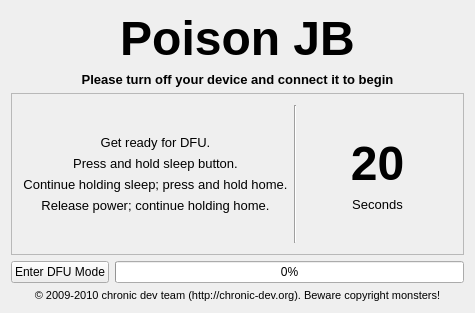
This is interface/linux/PoisonJB/poisonmain.ui in Chronic-Dev/poison-jb as Qt 5 draws it before an edit. The edited form follows.
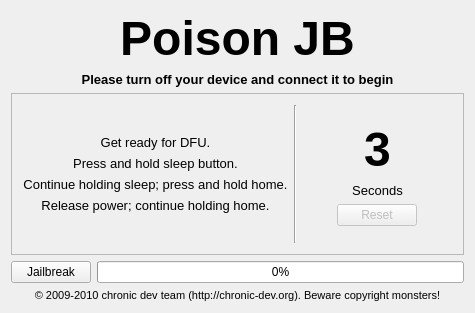
This is the edited form.

Diff of the .ui file:
```diff
--- a/interface/linux/PoisonJB/poisonmain.ui
+++ b/interface/linux/PoisonJB/poisonmain.ui
@@ -172,7 +172,10 @@
 &lt;html&gt;&lt;head&gt;&lt;meta name=&quot;qrichtext&quot; content=&quot;1&quot; /&gt;&lt;style type=&quot;text/css&quot;&gt;
 p, li { white-space: pre-wrap; }
 &lt;/style&gt;&lt;/head&gt;&lt;body style=&quot; font-family:'Sans Serif'; font-size:9pt; font-weight:400; font-style:normal;&quot;&gt;
-&lt;p align=&quot;center&quot; style=&quot; margin-top:0px; margin-bottom:0px; margin-left:0px; margin-right:0px; -qt-block-indent:0; text-indent:0px;&quot;&gt;&lt;span style=&quot; font-size:36pt; font-weight:600;&quot;&gt;20&lt;/span&gt;&lt;/p&gt;&lt;/body&gt;&lt;/html&gt;</string>
+&lt;p align=&quot;center&quot; style=&quot; margin-top:0px; margin-bottom:0px; margin-left:0px; margin-right:0px; -qt-block-indent:0; text-indent:0px;&quot;&gt;&lt;span style=&quot; font-size:36pt; font-weight:600;&quot;&gt;3&lt;/span&gt;&lt;/p&gt;&lt;/body&gt;&lt;/html&gt;</string>
+             </property>
+             <property name="alignment">
+              <set>Qt::AlignCenter</set>
              </property>
             </widget>
            </item>
@@ -187,6 +190,46 @@
              </property>
             </widget>
            </item>
+           <item>
+            <layout class="QHBoxLayout" name="horizontalLayout_3">
+             <item>
+              <spacer name="horizontalSpacer_2">
+               <property name="orientation">
+                <enum>Qt::Horizontal</enum>
+               </property>
+               <property name="sizeHint" stdset="0">
+                <size>
+                 <width>40</width>
+                 <height>20</height>
+                </size>
+               </property>
+              </spacer>
+             </item>
+             <item>
+              <widget class="QPushButton" name="cmdReset">
+               <property name="enabled">
+                <bool>false</bool>
+               </property>
+               <property name="text">
+                <string>Reset</string>
+               </property>
+              </widget>
+             </item>
+             <item>
+              <spacer name="horizontalSpacer">
+               <property name="orientation">
+                <enum>Qt::Horizontal</enum>
+               </property>
+               <property name="sizeHint" stdset="0">
+                <size>
+                 <width>40</width>
+                 <height>20</height>
+                </size>
+               </property>
+              </spacer>
+             </item>
+            </layout>
+           </item>
            <item>
             <spacer name="verticalSpacer_4">
              <property name="orientation">
@@ -216,7 +259,7 @@
            </sizepolicy>
           </property>
           <property name="text">
-           <string>Enter DFU Mode</string>
+           <string>Jailbreak</string>
           </property>
          </widget>
         </item>
```
Left out of the diff: 51 changed lines with no effect on the pictures.
